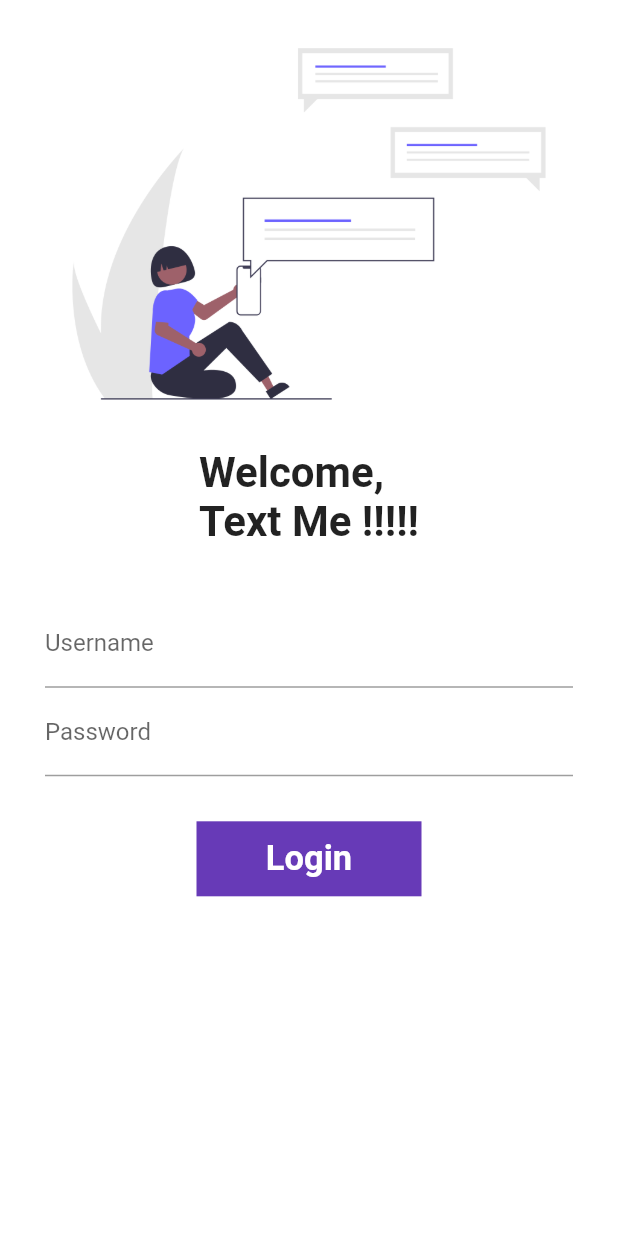
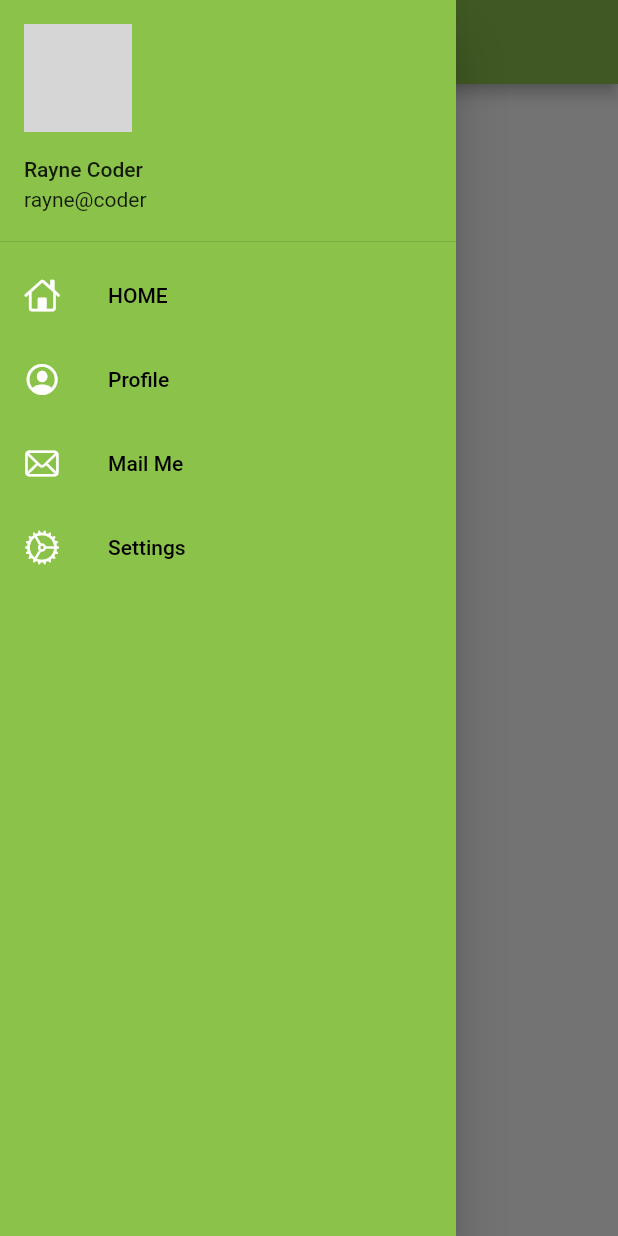
Before and after one commit to AmanDhimanD/Flutter, a Flutter app: the screen it shows after launch, with the side drawer open (before the commit the screen has no drawer), on a phone screen of 412 x 824 dp. Run offline on Flutter 3.47's test engine with Material 2 defaults, Android fonts, the phone set to English and light mode, and no system bars; network calls fail; grey boxes are pictures that could not be loaded.

Commit message:
day9 is completed

```diff
--- a/lib/main.dart
+++ b/lib/main.dart
@@ -45,7 +45,7 @@ class MyApp extends StatelessWidget {
 
       //set Fix home page as first page
 //__________________________________
-      // initialRoute: "/home",
+      initialRoute: MyRoutes.homeRoutes,
       routes: {
         "/": (context) =>
             LoginPage(), //this is object of class, new keyword can use
--- a/lib/pages/home_page.dart
+++ b/lib/pages/home_page.dart
@@ -1,3 +1,4 @@
+import 'package:app/widgets/drawer.dart';
 import 'package:flutter/material.dart';
 
 class HomePage extends StatelessWidget {
@@ -28,7 +29,7 @@ class HomePage extends StatelessWidget {
           child: Text(" App in $days " + name),
         ),
       ),
-      drawer: Drawer(),
+      drawer: MyDrawer(),
     );
   }
 }
--- /dev/null
+++ b/lib/widgets/drawer.dart
@@ -0,0 +1,73 @@
+import 'package:flutter/cupertino.dart';
+import 'package:flutter/material.dart';
+
+class MyDrawer extends StatelessWidget {
+  const MyDrawer({Key? key}) : super(key: key);
+
+  @override
+  Widget build(BuildContext context) {
+    final imageUrl =
+        "https://avatars.githubusercontent.com/u/72404186?s=60&v=4";
+    return Drawer(
+      child: Container(
+        color: Colors.lightGreen,
+        child: ListView(
+          padding: EdgeInsets.zero,
+          children: [
+            DrawerHeader(
+              padding: EdgeInsets.zero,
+              child: UserAccountsDrawerHeader(
+                  margin: EdgeInsets.zero,
+                  decoration: BoxDecoration(color: Colors.lightGreen),
+                  accountName: Text("Rayne Coder"),
+                  accountEmail: Text("rayne@coder"),
+                  currentAccountPicture: CircleAvatar(
+                    backgroundImage: NetworkImage(imageUrl),
+                  )),
+            ),
+            ListTile(
+              leading: Icon(
+                CupertinoIcons.home,
+                color: Colors.white,
+              ),
+              title: Text(
+                "HOME",
+                style: TextStyle(color: Colors.black),
+              ),
+            ),
+            ListTile(
+              leading: Icon(
+                CupertinoIcons.profile_circled,
+                color: Colors.white,
+              ),
+              title: Text(
+                "Profile",
+                style: TextStyle(color: Colors.black),
+              ),
+            ),
+            ListTile(
+              leading: Icon(
+                CupertinoIcons.mail,
+                color: Colors.white,
+              ),
+              title: Text(
+                "Mail Me",
+                style: TextStyle(color: Colors.black),
+              ),
+            ),
+            ListTile(
+              leading: Icon(
+                CupertinoIcons.settings,
+                color: Colors.white,
+              ),
+              title: Text(
+                "Settings",
+                style: TextStyle(color: Colors.black),
+              ),
+            )
+          ],
+        ),
+      ),
+    );
+  }
+}
```
Also changed, not shown: lib/pages/login_page.dart (+53 -19 lines).
